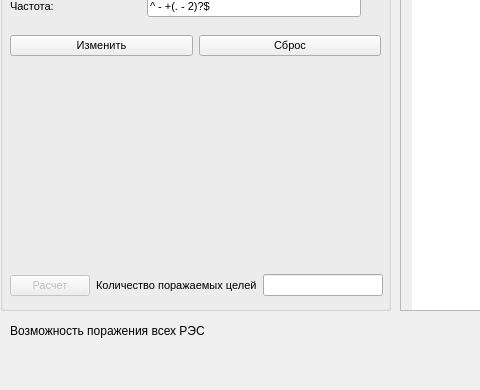
Before: the Qt Designer form mainwindow.ui in businessausage/v22, drawn with Qt 5; both pictures show x 0 to 480 and y 240 to 630 of the 800 by 630 pixel window.
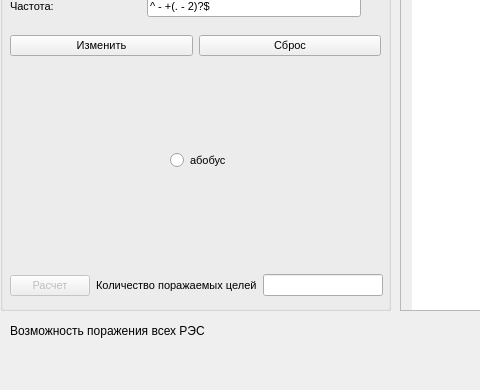
After: the same form once the commit is applied.

Diff of the .ui file:
```diff
--- a/mainwindow.ui
+++ b/mainwindow.ui
@@ -430,6 +430,19 @@
       </item>
      </layout>
     </widget>
+    <widget class="QRadioButton" name="radioButton">
+     <property name="geometry">
+      <rect>
+       <x>170</x>
+       <y>250</y>
+       <width>89</width>
+       <height>20</height>
+      </rect>
+     </property>
+     <property name="text">
+      <string>абобус</string>
+     </property>
+    </widget>
    </widget>
    <widget class="QWidget" name="layoutWidget">
     <property name="geometry">
```
